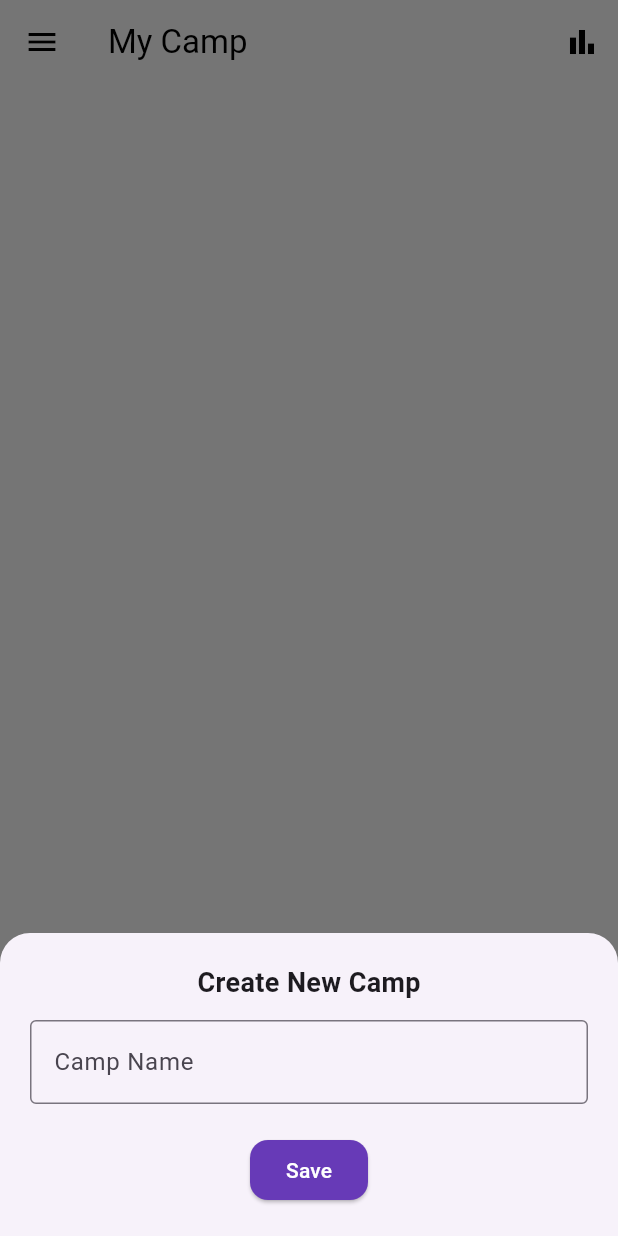
After one commit to marunemo/GearBear, a Flutter app: the MyCampPage screen opened by its route, after a tap on the "menu" icon, after a tap on "My Camp", after a tap on the "add" icon, on a phone screen of 412 x 824 dp. The commit adds this screen. Run offline on Flutter 3.47's test engine with Material 3 defaults, Android fonts, the phone set to English and light mode, and no system bars; our stand-ins replace camera, cloud_firestore, firebase_auth, firebase_core, firebase_storage, fl_chart and 2 more; accounts and stored records are empty; generated files the repository leaves out were written again.

Commit message:
My Camp surprise~

```diff
--- a/gearbear/lib/gearList.dart
+++ b/gearbear/lib/gearList.dart
@@ -297,7 +297,7 @@ class _GearListPageState extends State<GearListPage> {
                       ListTile(
                         title: const Text('My Camp'),
                         onTap: () {
-                          // TODO: Navigate to Summarization
+                          Navigator.pushNamed(context, '/my_camp');
                           _toggleDrawer();
                         },
                       ),
--- /dev/null
+++ b/gearbear/lib/models/camp_model.dart
@@ -0,0 +1,31 @@
+class Camp {
+  final String cid;
+  final String uid;
+  final String campName;
+  final List<String> gidList;
+
+  Camp({
+    required this.cid,
+    required this.uid,
+    required this.campName,
+    required this.gidList,
+  });
+
+  Map<String, dynamic> toMap() {
+    return {
+      'cid': cid,
+      'uid': uid,
+      'camp_name': campName,
+      'gid_list': gidList,
+    };
+  }
+
+  factory Camp.fromMap(String id, Map<String, dynamic> data) {
+    return Camp(
+      cid: id,
+      uid: data['uid'] ?? '',
+      campName: data['camp_name'] ?? '',
+      gidList: List<String>.from(data['gid_list'] ?? []),
+    );
+  }
+}
--- /dev/null
+++ b/gearbear/lib/myCamp.dart
@@ -0,0 +1,324 @@
+import 'package:flutter/material.dart';
+import 'package:cloud_firestore/cloud_firestore.dart';
+import 'package:firebase_auth/firebase_auth.dart';
+import '../models/camp_model.dart';
+import '../models/gear_model.dart';
+
+class MyCampPage extends StatefulWidget {
+  const MyCampPage({Key? key}) : super(key: key);
+
+  @override
+  State<MyCampPage> createState() => _MyCampPageState();
+}
+
+class _MyCampPageState extends State<MyCampPage> {
+  bool _isDrawerOpen = false;
+  Camp? _selectedCamp;
+  List<Camp> _myCamps = [];
+  List<Gear> _allGears = [];
+
+  @override
+  void initState() {
+    super.initState();
+    _fetchCamps();
+    _fetchAllGears();
+  }
+
+  void _fetchCamps() async {
+    final uid = FirebaseAuth.instance.currentUser?.uid;
+    if (uid == null) return;
+
+    final snapshot = await FirebaseFirestore.instance
+        .collection('Camp')
+        .where('uid', isEqualTo: uid)
+        .get();
+
+    final camps = snapshot.docs.map((doc) => Camp.fromMap(doc.id, doc.data())).toList();
+
+    setState(() {
+      _myCamps = camps;
+      if (camps.isNotEmpty) _selectedCamp = camps[0];
+    });
+  }
+
+  void _fetchAllGears() async {
+    final snapshot = await FirebaseFirestore.instance.collection('Gear').get();
+    final gears = snapshot.docs
+        .map((doc) => Gear.fromFirestore(doc.data() as Map<String, dynamic>))
+        .toList();
+
+    setState(() {
+      _allGears = gears;
+    });
+  }
+
+  void _toggleDrawer() {
+    setState(() {
+      _isDrawerOpen = !_isDrawerOpen;
+    });
+  }
+
+  List<Gear> _filterGearsByType(List<String> gids, List<String> types) {
+    return _allGears.where((g) => gids.contains(g.gid) && types.contains(g.type)).toList();
+  }
+
+  Widget _buildGearSection(String title, List<Gear> gears, List<String> typeFilter) {
+    return Padding(
+      padding: const EdgeInsets.symmetric(vertical: 12.0),
+      child: Container(
+        padding: const EdgeInsets.all(16),
+        decoration: BoxDecoration(
+          color: Colors.deepPurple.shade50,
+          borderRadius: BorderRadius.circular(20),
+        ),
+        child: Column(
+          crossAxisAlignment: CrossAxisAlignment.start,
+          children: [
+            Text(title, style: const TextStyle(fontSize: 18, fontWeight: FontWeight.bold)),
+            ...gears.map((gear) => Dismissible(
+              key: Key(gear.gid),
+              direction: DismissDirection.endToStart,
+              onDismissed: (_) async {
+                final campRef = FirebaseFirestore.instance.collection('Camp').doc(_selectedCamp!.cid);
+                await campRef.update({
+                  'gid_list': FieldValue.arrayRemove([gear.gid])
+                });
+                setState(() {
+                  _selectedCamp!.gidList.remove(gear.gid);
+                });
+              },
+              background: Container(
+                color: Colors.red,
+                alignment: Alignment.centerRight,
+                padding: const EdgeInsets.only(right: 20),
+                child: const Icon(Icons.delete, color: Colors.white),
+              ),
+              child: ListTile(
+                leading: gear.imgUrl.isNotEmpty
+                    ? Image.network(gear.imgUrl, width: 40, height: 40, fit: BoxFit.cover)
+                    : const Icon(Icons.image_not_supported),
+                title: Text(gear.gearName),
+                trailing: Text('${gear.weight} g'),
+              ),
+            )),
+            const SizedBox(height: 8),
+            ElevatedButton(
+              onPressed: () {
+                final selectedGids = <String>{};
+                final availableGears = _allGears
+                    .where((g) => g.uid == FirebaseAuth.instance.currentUser?.uid && typeFilter.contains(g.type))
+                    .toList();
+
+                showDialog(
+                  context: context,
+                  builder: (context) {
+                    return StatefulBuilder(
+                      builder: (context, setStateDialog) {
+                        return AlertDialog(
+                          shape: RoundedRectangleBorder(borderRadius: BorderRadius.circular(20)),
+                          title: const Text('Select Gear to Add'),
+                          content: SizedBox(
+                            width: double.maxFinite,
+                            child: ListView(
+                              shrinkWrap: true,
+                              children: availableGears.map((gear) {
+                                return CheckboxListTile(
+                                  value: selectedGids.contains(gear.gid),
+                                  onChanged: (bool? checked) {
+                                    setStateDialog(() {
+                                      if (checked == true) {
+                                        selectedGids.add(gear.gid);
+                                      } else {
+                                        selectedGids.remove(gear.gid);
+                                      }
+                                    });
+                                  },
+                                  title: Text(gear.gearName),
+                                );
+                              }).toList(),
+                            ),
+                          ),
+                          actions: [
+                            TextButton(
+                              onPressed: () async {
+                                final campRef = FirebaseFirestore.instance.collection('Camp').doc(_selectedCamp!.cid);
+                                await campRef.update({
+                                  'gid_list': FieldValue.arrayUnion(selectedGids.toList())
+                                });
+                                _fetchCamps();
+                                Navigator.pop(context);
+                              },
+                              child: const Text('Add!', style: TextStyle(color: Colors.deepPurple)),
+                            ),
+                          ],
+                        );
+                      },
+                    );
+                  },
+                );
+              },
+              style: ElevatedButton.styleFrom(
+                backgroundColor: Colors.deepPurple,
+                foregroundColor: Colors.white,
+                shape: RoundedRectangleBorder(borderRadius: BorderRadius.circular(20)),
+              ),
+              child: const Text('Add gear'),
+            )
+          ],
+        ),
+      ),
+    );
+  }
+
+  @override
+  Widget build(BuildContext context) {
+    final uid = FirebaseAuth.instance.currentUser?.uid;
+    if (uid == null) return const Center(child: Text("Please log in."));
+
+    final gids = _selectedCamp?.gidList ?? [];
+    final big4 = _filterGearsByType(gids, ['Tent', 'Sleeping Bag', 'Matt', 'BackPack']);
+    final cook = _filterGearsByType(gids, ['Cook Set']);
+    final clothes = _filterGearsByType(gids, ['Clothes']);
+    final electronics = _filterGearsByType(gids, ['Electronics']);
+    final etc = _filterGearsByType(gids, ['etc']);
+
+    return Scaffold(
+      appBar: AppBar(
+        title: const Text('My Camp'),
+        leading: IconButton(icon: const Icon(Icons.menu), onPressed: _toggleDrawer),
+        actions: [
+          IconButton(
+            icon: Icon(Icons.bar_chart),
+            onPressed: () {
+              // TODO: Navigate to chart page
+            },
+          ),
+        ],
+      ),
+      floatingActionButton: FloatingActionButton(
+        onPressed: () {
+          showModalBottomSheet(
+            context: context,
+            isScrollControlled: true,
+            shape: const RoundedRectangleBorder(
+              borderRadius: BorderRadius.vertical(top: Radius.circular(20)),
+            ),
+            builder: (context) {
+              final _campNameController = TextEditingController();
+              return Padding(
+                padding: EdgeInsets.only(
+                  bottom: MediaQuery.of(context).viewInsets.bottom,
+                  left: 20,
+                  right: 20,
+                  top: 20,
+                ),
+                child: Column(
+                  mainAxisSize: MainAxisSize.min,
+                  children: [
+                    const Text('Create New Camp', style: TextStyle(fontSize: 18, fontWeight: FontWeight.bold)),
+                    const SizedBox(height: 12),
+                    TextField(
+                      controller: _campNameController,
+                      decoration: const InputDecoration(
+                        labelText: 'Camp Name',
+                        border: OutlineInputBorder(),
+                      ),
+                    ),
+                    const SizedBox(height: 20),
+                    ElevatedButton(
+                      onPressed: () async {
+                        final campName = _campNameController.text.trim();
+                        final uid = FirebaseAuth.instance.currentUser?.uid;
+                        if (campName.isNotEmpty && uid != null) {
+                          final newDoc = FirebaseFirestore.instance.collection('Camp').doc();
+                          final newCamp = Camp(
+                            cid: newDoc.id,
+                            uid: uid,
+                            campName: campName,
+                            gidList: [],
+                          );
+                          await newDoc.set(newCamp.toMap());
+                          Navigator.of(context).pop();
+                          _fetchCamps();
+                        }
+                      },
+                      style: ElevatedButton.styleFrom(
+                        backgroundColor: Colors.deepPurple,
+                        foregroundColor: Colors.white,
+                        shape: RoundedRectangleBorder(borderRadius: BorderRadius.circular(12)),
+                      ),
+                      child: const Text('Save'),
+                    ),
+                    const SizedBox(height: 20),
+                  ],
+                ),
+              );
+            },
+          );
+        },
+        backgroundColor: Colors.deepPurple,
+        foregroundColor: Colors.white,
+        child: const Icon(Icons.add),
+      ),
+      body: Stack(
+        children: [
+          if (_myCamps.isNotEmpty)
+            Column(
+              children: [
+                Padding(
+                  padding: const EdgeInsets.all(12.0),
+                  child: DropdownButton<Camp>(
+                    value: _selectedCamp,
+                    isExpanded: true,
+                    items: _myCamps.map((c) => DropdownMenuItem(value: c, child: Text(c.campName))).toList(),
+                    onChanged: (camp) => setState(() => _selectedCamp = camp),
+                  ),
+                ),
+                Expanded(
+                  child: ListView(
+                    padding: const EdgeInsets.symmetric(horizontal: 12),
+                    children: [
+                      _buildGearSection("Big 4", big4, ['Tent', 'Sleeping Bag', 'Matt', 'BackPack']),
+                      _buildGearSection("Cook Set", cook, ['Cook Set']),
+                      _buildGearSection("Clothes", clothes, ['Clothes']),
+                      _buildGearSection("Electronics", electronics, ['Electronics']),
+                      _buildGearSection("etc", etc, ['etc']),
+                    ],
+                  ),
+                )
+              ],
+            ),
+          if (_isDrawerOpen)
+            Positioned(
+              top: 0,
+              left: 10,
+              child: Material(
+                elevation: 6,
+                borderRadius: BorderRadius.circular(10),
+                color: Colors.white.withOpacity(0.95),
+                child: SizedBox(
+                  width: 180,
+                  child: Column(
+                    mainAxisSize: MainAxisSize.min,
+                    children: [
+                      ListTile(
+                        title: const Text('Gear List'),
+                        onTap: () {
+                          Navigator.pushNamed(context, '/gear_list');
+                          _toggleDrawer();
+                        },
+                      ),
+                      ListTile(
+                        title: const Text('My Camp'),
+                        onTap: _toggleDrawer,
+                      ),
+                    ],
+                  ),
+                ),
+              ),
+            ),
+        ],
+      ),
+    );
+  }
+}
```
Also changed, not shown: gearbear/lib/app.dart (+2 -10 lines).
